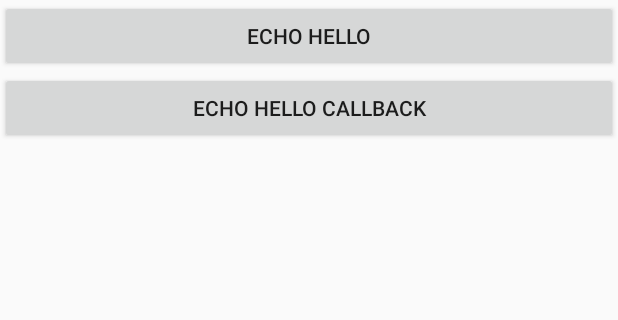
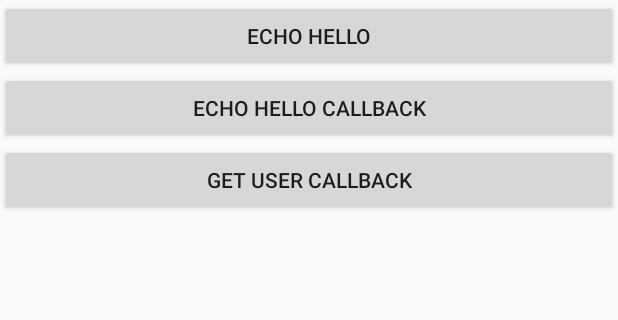
Before and after one commit to c86y/Xbus, an Android app: the screen it shows after launch (MainActivity), on a phone screen of 412 x 824 dp, the part 84-404 px from its top. Run offline under Robolectric (Android 15) with nearby library versions, the phone set to English and light mode, and no system bars; libraries missing offline, so code that uses them is left out: com.alibaba.fastjson; network calls fail; 1 statement that could not run was skipped.

Commit message:
[add] get user test

```diff
--- a/app/src/main/java/com/bilibili/xbus/demo/MainActivity.java
+++ b/app/src/main/java/com/bilibili/xbus/demo/MainActivity.java
@@ -22,10 +22,9 @@ import com.bilibili.xbus.proxy.RemoteInvocation;
 public class MainActivity extends AppCompatActivity implements CallHandler {
 
     private XBus mBus;
-    private Button btn1;
-    private Button btn2;
     private RemoteCallHandler mRemoteCallHandler;
-    private TestInterface mTestInterface;
+    private TestEcho mTestEcho;
+    private TestGetUserInfo mTestGetUser;
 
     @Override
     protected void onCreate(Bundle savedInstanceState) {
@@ -39,26 +38,38 @@ public class MainActivity extends AppCompatActivity implements CallHandler {
 
         mRemoteCallHandler = new RemoteCallHandler("test");
         mBus = new XBus(this, "main", this).registerCallHandler(mRemoteCallHandler);
-        mTestInterface = RemoteInvocation.getProxy(TestInterface.class, mRemoteCallHandler);
 
-        btn1 = (Button) findViewById(R.id.btn1);
+        mTestEcho = RemoteInvocation.getProxy(TestEcho.class, mRemoteCallHandler);
+        mTestGetUser = RemoteInvocation.getProxy(TestGetUserInfo.class, mRemoteCallHandler);
+
+        Button btn1 = (Button) findViewById(R.id.btn1);
         if (btn1 != null) {
             btn1.setOnClickListener(new View.OnClickListener() {
                 @Override
                 public void onClick(View view) {
-                    String msg = mTestInterface.talk("hello");
+                    String msg = mTestEcho.talk("hello");
                     toast("return : " + String.valueOf(msg));
                 }
             });
         }
 
-        btn2 = (Button) findViewById(R.id.btn2);
+        Button btn2 = (Button) findViewById(R.id.btn2);
         if (btn2 != null) {
             btn2.setOnClickListener(new View.OnClickListener() {
                 @Override
                 public void onClick(View view) {
-                    mTestInterface.callBackTalk("hello");
+                    mTestEcho.callBackTalk("hello");
 
+                }
+            });
+        }
+
+        Button btn3 = (Button) findViewById(R.id.btn3);
+        if (btn3 != null) {
+            btn3.setOnClickListener(new View.OnClickListener() {
+                @Override
+                public void onClick(View view) {
+                    mTestGetUser.getUser();
                 }
             });
         }
@@ -67,7 +78,10 @@ public class MainActivity extends AppCompatActivity implements CallHandler {
             @Override
             public void callBack(String action, Object object) {
                 switch (action) {
-                    case TestInterface.CallBack.METHOD_TALK:
+                    case TestEcho.CallBack.METHOD_TALK:
+                        toast("return : " + String.valueOf(object));
+                        break;
+                    case TestGetUserInfo.CallBack.METHOD_GET_USER:
                         toast("return : " + String.valueOf(object));
                         break;
                     default:
--- a/app/src/main/java/com/bilibili/xbus/demo/TestInterface.java
+++ b/app/src/main/java/com/bilibili/xbus/demo/TestEcho.java
@@ -8,7 +8,7 @@ import com.bilibili.xbus.annotation.CallBackAction;
  * @author chengyuan
  * @data 16/8/16.
  */
-public interface TestInterface {
+public interface TestEcho {
 
     interface CallBack {
         String METHOD_TALK = "talk";
--- /dev/null
+++ b/app/src/main/java/com/bilibili/xbus/demo/TestGetUserInfo.java
@@ -0,0 +1,16 @@
+package com.bilibili.xbus.demo;
+
+import com.bilibili.xbus.annotation.CallBackAction;
+
+/**
+ * @author kaede
+ * @version date 16/8/22
+ */
+public interface TestGetUserInfo {
+    interface CallBack {
+        String METHOD_GET_USER = "get_users";
+    }
+
+    @CallBackAction(CallBack.METHOD_GET_USER)
+    User getUser();
+}
--- a/app/src/main/res/layout/activity_main.xml
+++ b/app/src/main/res/layout/activity_main.xml
@@ -29,4 +29,10 @@
         android:layout_height="wrap_content"
         android:text="Echo Hello CallBack"/>
 
+    <Button
+        android:id="@+id/btn3"
+        android:layout_width="match_parent"
+        android:layout_height="wrap_content"
+        android:text="Get User CallBack"/>
+
 </LinearLayout>
--- a/xbus/src/main/java/com/bilibili/xbus/MessageReader.java
+++ b/xbus/src/main/java/com/bilibili/xbus/MessageReader.java
@@ -46,7 +46,7 @@ public class MessageReader implements Closeable {
             msg = (Message) in.readUnshared();
 
             if (XBusLog.ENABLE) {
-                XBusLog.i(name + " read msg: " + msg);
+                XBusLog.d(name + " read msg: " + msg);
             }
         } catch (ClassNotFoundException e) {
             if (XBusLog.ENABLE) {
--- a/xbus/src/main/java/com/bilibili/xbus/MessageWriter.java
+++ b/xbus/src/main/java/com/bilibili/xbus/MessageWriter.java
@@ -42,7 +42,7 @@ public class MessageWriter implements Closeable {
         }
 
         if (XBusLog.ENABLE) {
-            XBusLog.i(name + " write msg: " + msg);
+            XBusLog.d(name + " write msg: " + msg);
         }
 
         out.writeUnshared(msg);
--- a/xbus/src/main/java/com/bilibili/xbus/utils/XBusLog.java
+++ b/xbus/src/main/java/com/bilibili/xbus/utils/XBusLog.java
@@ -20,6 +20,12 @@ public class XBusLog {
         Log.v(TAG, msg);
     }
 
+    public static void d(String msg) {
+        if (!ENABLE) return;
+        if (TextUtils.isEmpty(msg)) return;
+        Log.d(TAG, msg);
+    }
+
     public static void i(String msg) {
         if (!ENABLE) return;
         if (TextUtils.isEmpty(msg)) return;
```
Also changed, not shown: app/src/main/java/com/bilibili/xbus/demo/TestService.java (+11 -3 lines), app/src/main/java/com/bilibili/xbus/demo/User.java (added, +25 -0 lines), xbus/src/main/java/com/bilibili/xbus/XBusHost.java (+5 -5 lines), xbus/src/main/java/com/bilibili/xbus/proxy/RemoteCallHandler.java (+6 -5 lines).
